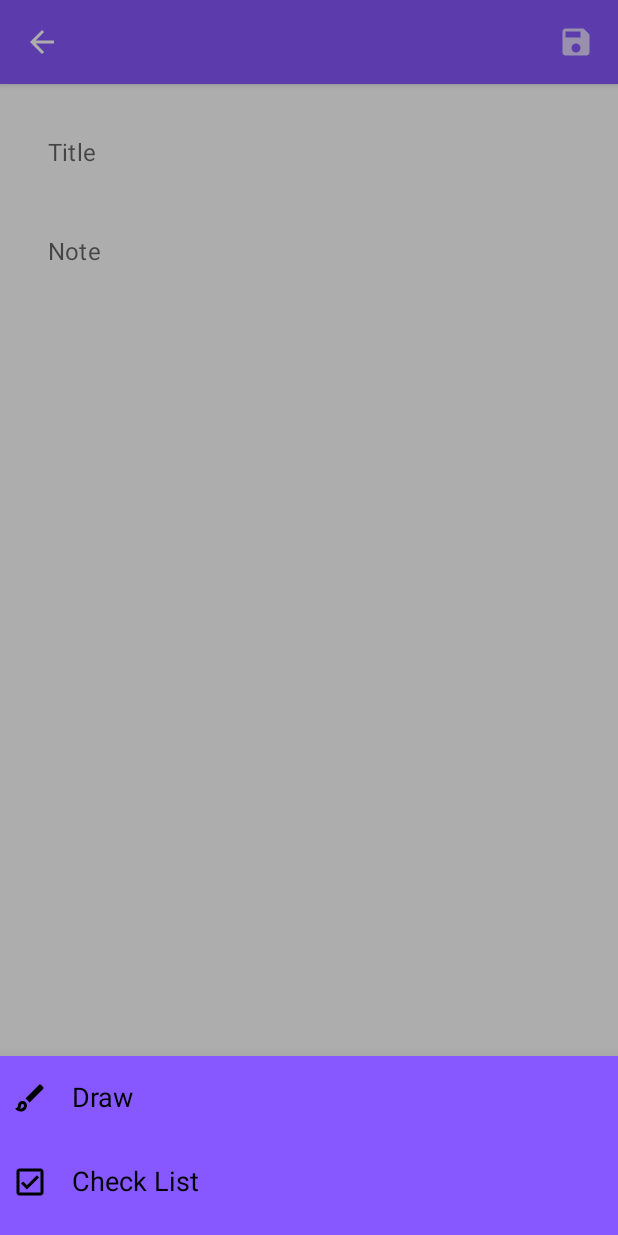
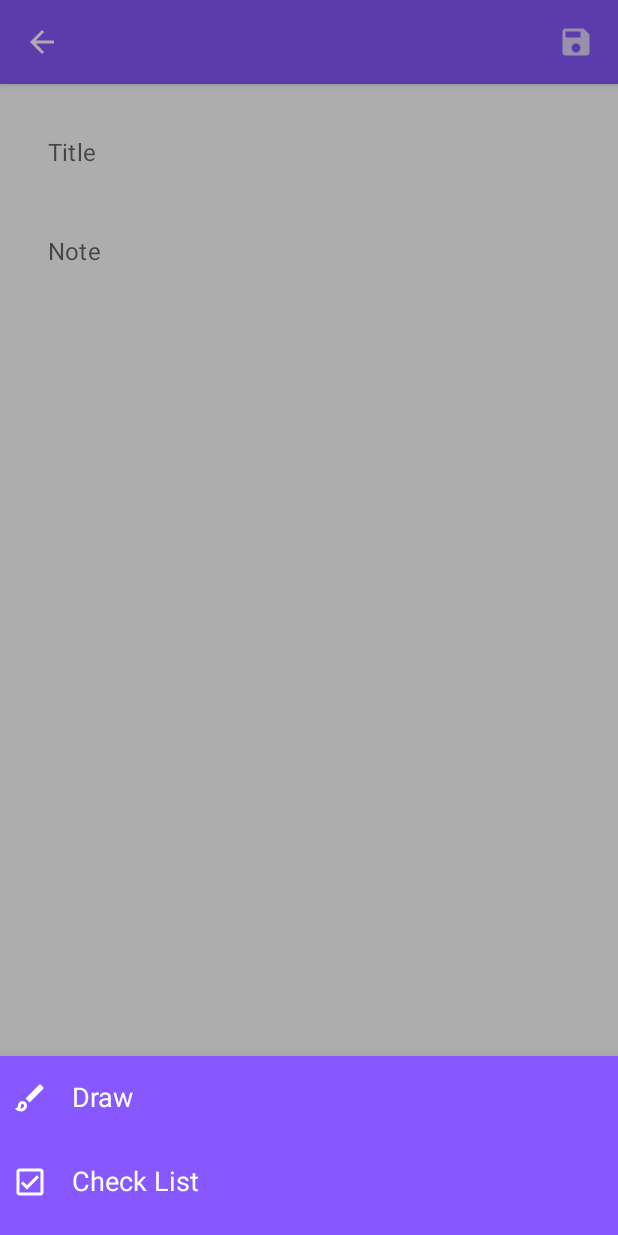
Before and after one commit to FranciscoMSP/NotesAPP, an Android app built with Jetpack Compose: the composable NoteDetailScreen called with empty values, after a tap on "Open Detail Menu", on a phone screen of 412 x 824 dp. Run offline under Robolectric (Android 15) with nearby library versions, the phone set to English and light mode, and no system bars; our stand-ins replace Dagger/Hilt's generated code.

Commit message:
- Eliminar desenhos quando as notas são eliminadas - Correção de bugs - Melhorias de design

```diff
--- a/app/src/main/java/com/fmspcoding/notesapp/core/Constants.kt
+++ b/app/src/main/java/com/fmspcoding/notesapp/core/Constants.kt
@@ -3,5 +3,5 @@ package com.fmspcoding.notesapp.core
 object Constants {
 
     const val PARAM_NOTE_ID = "noteId"
-    const val PARAM_DRAW_NAME = "drawName"
+    const val PARAM_NEW_NOTE_ID = "newNoteId"
 }
--- a/app/src/main/java/com/fmspcoding/notesapp/data/local/NoteDao.kt
+++ b/app/src/main/java/com/fmspcoding/notesapp/data/local/NoteDao.kt
@@ -13,7 +13,7 @@ interface NoteDao {
     suspend fun getNote(noteId: Int): Note
 
     @Insert(onConflict = OnConflictStrategy.REPLACE)
-    suspend fun insertNote(vararg note: Note)
+    suspend fun insertNote(vararg note: Note): List<Long>
 
     @Delete
     suspend fun deleteNote(note: Note)
--- a/app/src/main/java/com/fmspcoding/notesapp/data/repository/NoteRepositoryImpl.kt
+++ b/app/src/main/java/com/fmspcoding/notesapp/data/repository/NoteRepositoryImpl.kt
@@ -27,12 +27,12 @@ class NoteRepositoryImpl(
         }
     }
 
-    override fun insertNote(vararg note: Note): Flow<Resource<Unit>> = flow {
+    override fun insertNote(vararg note: Note): Flow<Resource<List<Long>>> = flow {
         emit(Resource.Loading())
 
         try {
-            dao.insertNote(*note)
-            emit(Resource.Success(Unit))
+            val listIds = dao.insertNote(*note)
+            emit(Resource.Success(listIds))
         } catch (e: Exception) {
             emit(Resource.Error(
                 message = "An error occurred."
--- a/app/src/main/java/com/fmspcoding/notesapp/domain/repository/NoteRepository.kt
+++ b/app/src/main/java/com/fmspcoding/notesapp/domain/repository/NoteRepository.kt
@@ -7,7 +7,7 @@ import kotlinx.coroutines.flow.Flow
 interface NoteRepository {
     fun getNotes(): Flow<List<Note>>
     fun getNote(noteId: Int): Flow<Resource<Note>>
-    fun insertNote(vararg note: Note): Flow<Resource<Unit>>
+    fun insertNote(vararg note: Note): Flow<Resource<List<Long>>>
     fun deleteNote(note: Note): Flow<Resource<Unit>>
     fun deleteNotes(idList: List<Int>): Flow<Resource<Unit>>
 }
--- a/app/src/main/java/com/fmspcoding/notesapp/domain/use_case/InsertNoteUseCase.kt
+++ b/app/src/main/java/com/fmspcoding/notesapp/domain/use_case/InsertNoteUseCase.kt
@@ -3,14 +3,13 @@ package com.fmspcoding.notesapp.domain.use_case
 import com.fmspcoding.notesapp.core.util.Resource
 import com.fmspcoding.notesapp.domain.model.Note
 import com.fmspcoding.notesapp.domain.repository.NoteRepository
-import com.google.gson.Gson
 import kotlinx.coroutines.flow.Flow
 import kotlinx.coroutines.flow.flow
 
 class InsertNoteUseCase(
     private val repository: NoteRepository
 ) {
-    operator fun invoke(vararg note: Note): Flow<Resource<Unit>> {
+    operator fun invoke(vararg note: Note): Flow<Resource<List<Long>>> {
 //        if(note.title.isEmpty() && note.description.isEmpty() && note.checkItems.isEmpty()) {
 //        }
         if(note.isEmpty()) {
--- a/app/src/main/java/com/fmspcoding/notesapp/presentation/note_detail/NoteDetailScreen.kt
+++ b/app/src/main/java/com/fmspcoding/notesapp/presentation/note_detail/NoteDetailScreen.kt
@@ -1,7 +1,7 @@
 package com.fmspcoding.notesapp.presentation.note_detail
 
 import androidx.activity.compose.BackHandler
-import androidx.compose.animation.*
+import androidx.compose.animation.AnimatedVisibility
 import androidx.compose.foundation.Image
 import androidx.compose.foundation.clickable
 import androidx.compose.foundation.layout.*
@@ -22,7 +22,6 @@ import androidx.compose.ui.Alignment
 import androidx.compose.ui.Modifier
 import androidx.compose.ui.graphics.Color
 import androidx.compose.ui.graphics.asImageBitmap
-import androidx.compose.ui.res.painterResource
 import androidx.compose.ui.res.stringResource
 import androidx.compose.ui.text.input.ImeAction
 import androidx.hilt.navigation.compose.hiltViewModel
@@ -39,14 +38,14 @@ import kotlinx.coroutines.launch
 @Composable
 fun NoteDetailScreen(
     navController: NavController,
-    drawNameFromStack: String,
+    newIdFromStack: Long,
     viewModel: NoteDetailViewModel = hiltViewModel()
 ) {
     val state = viewModel.state.value
     val scaffoldState = rememberScaffoldState()
     val sheetState = rememberModalBottomSheetState(
         initialValue = ModalBottomSheetValue.Hidden,
-        confirmStateChange = { it != ModalBottomSheetValue.HalfExpanded }
+        //confirmStateChange = { it != ModalBottomSheetValue.HalfExpanded }
     )
     val coroutineScope = rememberCoroutineScope()
 
@@ -54,6 +53,7 @@ fun NoteDetailScreen(
     val title by viewModel.title.collectAsState()
     val description by viewModel.description.collectAsState()
     val drawName by viewModel.drawName.collectAsState()
+    val currentNoteId by viewModel.currentNoteId.collectAsState()
 
     LaunchedEffect(key1 = true) {
         viewModel.eventFlow.collectLatest { event ->
@@ -74,16 +74,20 @@ fun NoteDetailScreen(
                     sheetState.show()
                 }
                 NoteDetailViewModel.UiEvent.GoToDrawScreen -> {
-                    navController.navigate(Screen.NoteDrawScreen.route + "/${viewModel.currentNoteId}")
+                    navController.navigate(Screen.NoteDrawScreen.route + "/${currentNoteId}")
                 }
             }
         }
     }
 
-    LaunchedEffect(key1 = drawNameFromStack) {
-        if(drawNameFromStack.isNotEmpty()) {
-            viewModel.loadDraw(drawNameFromStack, true)
-            viewModel.showDrawName(drawNameFromStack)
+    LaunchedEffect(key1 = newIdFromStack) {
+//        if(drawNameFromStack.isNotEmpty()) {
+//            viewModel.loadDraw(drawNameFromStack, true)
+//            //viewModel.showDrawName(drawNameFromStack)
+//        }
+        if (newIdFromStack > 0L) {
+            viewModel.setNewId(newIdFromStack.toInt())
+            viewModel.getNote(newIdFromStack.toInt())
         }
     }
 
@@ -96,10 +100,10 @@ fun NoteDetailScreen(
             NoteDetailOptionsBottomSheet(
                 detailOptions = viewModel.detailOptions,
                 detailClick = {
-                    viewModel.onEvent(NoteDetailEvent.DetailItemClick(it))
                     coroutineScope.launch {
                         sheetState.hide()
                     }
+                    viewModel.onEvent(NoteDetailEvent.DetailItemClick(it))
                 }
             )
         },
@@ -142,7 +146,7 @@ fun NoteDetailScreen(
                         )
                     }
                     Spacer(Modifier.width(MaterialTheme.spacing.medium))
-                    if (viewModel.currentNoteId > 0) {
+                    if (currentNoteId > 0) {
                         IconButton(onClick = { viewModel.onEvent(NoteDetailEvent.DeleteNote) }) {
                             Icon(
                                 Icons.Filled.Delete,
@@ -154,15 +158,21 @@ fun NoteDetailScreen(
             },
             scaffoldState = scaffoldState,
         ) {
-            Box(modifier = Modifier
+            Box(
+                modifier = Modifier
                     .fillMaxSize()
                     .padding(it)
             ) {
                 Column(
                     modifier = Modifier
                         .fillMaxSize()
+                        //.verticalScroll(rememberScrollState())
+                        .padding(MaterialTheme.spacing.medium)
+                ) {
+                    Column(
+                        modifier = Modifier
+                            .fillMaxWidth()
                             .verticalScroll(rememberScrollState())
-                        .padding(MaterialTheme.spacing.medium)
                     ) {
                         AnimatedVisibility(visible = drawName.isNotEmpty()) {
                             Image(
@@ -171,7 +181,6 @@ fun NoteDetailScreen(
                                 contentDescription = stringResource(R.string.draw)
                             )
                         }
-
 
                         TextField(
                             value = title,
@@ -195,9 +204,7 @@ fun NoteDetailScreen(
                         Spacer(modifier = Modifier.height(MaterialTheme.spacing.small))
 
                         AnimatedVisibility(
-                        visible = state.noteDetailMode == NoteDetailMode.Default,
-                        enter = fadeIn(),
-                        exit = fadeOut()
+                            visible = state.noteDetailMode != NoteDetailMode.CheckList,
                         ) {
                             TextField(
                                 value = description,
@@ -218,26 +225,25 @@ fun NoteDetailScreen(
                                 )
                             )
                         }
+                    }
 
                     AnimatedVisibility(
                         visible = state.noteDetailMode == NoteDetailMode.CheckList,
-                        enter = fadeIn() + slideInVertically(),
-                        exit = fadeOut() + slideOutVertically()
                     ) {
-                        LazyColumn(modifier = Modifier.fillMaxSize()) {
+                        LazyColumn(modifier = Modifier.fillMaxWidth()) {
                             itemsIndexed(items = viewModel.checkList) { index, item ->
                                 CheckItemNote(
                                     text = item.text,
-                                    onTextValueChange = {
+                                    onTextValueChange = { text ->
                                         viewModel.onEvent(
                                             NoteDetailEvent.EnteredItemListText(
-                                                it,
+                                                text,
                                                 index
                                             )
                                         )
                                     },
                                     checked = item.isChecked,
-                                    onChecked = {
+                                    onChecked = { it ->
                                         viewModel.onEvent(
                                             NoteDetailEvent.CheckedItem(
                                                 it,
@@ -245,7 +251,9 @@ fun NoteDetailScreen(
                                             )
                                         )
                                     },
-                                    onDelete = { viewModel.onEvent(NoteDetailEvent.DeleteItem(index)) })
+                                    onDelete = { viewModel.onEvent(NoteDetailEvent.DeleteItem(index)) },
+                                    onDone = { viewModel.onEvent(NoteDetailEvent.AddItemToList) }
+                                )
                             }
                             item {
                                 Row(modifier = Modifier
@@ -267,7 +275,6 @@ fun NoteDetailScreen(
                                 }
                             }
                         }
-
                     }
                 }
 
--- a/app/src/main/java/com/fmspcoding/notesapp/presentation/note_detail/components/NoteDetailOptionsBottomSheet.kt
+++ b/app/src/main/java/com/fmspcoding/notesapp/presentation/note_detail/components/NoteDetailOptionsBottomSheet.kt
@@ -45,13 +45,13 @@ fun NoteDetailOptionsBottomSheet(
                 Image(
                     painter = painterResource(id = item.resId),
                     contentDescription = UiText.StringResource(item.textResId, "").asString(),
-                    colorFilter = ColorFilter.tint(color = MaterialTheme.colors.onBackground)
+                    colorFilter = ColorFilter.tint(color = MaterialTheme.colors.background)
                 )
                 Spacer(modifier = modifier.width(MaterialTheme.spacing.medium))
                 Text(
                     text = UiText.StringResource(item.textResId, "").asString(),
                     style = MaterialTheme.typography.body1,
-                    color = MaterialTheme.colors.onBackground,
+                    color = MaterialTheme.colors.background,
                     fontSize = 18.sp
                 )
             }
--- a/app/src/main/res/values/strings.xml
+++ b/app/src/main/res/values/strings.xml
@@ -8,6 +8,9 @@
     <string name="could_not_delete_note">Couldn\'t delete note</string>
     <string name="undo">Undo</string>
     <string name="note">Note</string>
+
+    <!-- NoteListScreen -->
+    <string name="close_delete_menu">Close Delete Menu</string>
 
     <!-- NoteDetailScreen -->
     <string name="title">Title</string>
```
Also changed, not shown: app/src/main/java/com/fmspcoding/notesapp/presentation/MainActivity.kt (+8 -5 lines), app/src/main/java/com/fmspcoding/notesapp/presentation/note_detail/NoteDetailViewModel.kt (+21 -15 lines), app/src/main/java/com/fmspcoding/notesapp/presentation/note_detail/components/CheckItemNote.kt (+6 -1 lines), app/src/main/java/com/fmspcoding/notesapp/presentation/note_draw_canvas/NoteDrawScreen.kt (+37 -11 lines), app/src/main/java/com/fmspcoding/notesapp/presentation/note_draw_canvas/NoteDrawViewModel.kt (+24 -8 lines), app/src/main/java/com/fmspcoding/notesapp/presentation/note_list/NoteListScreen.kt (+19 -22 lines), app/src/main/java/com/fmspcoding/notesapp/presentation/note_list/NoteListViewModel.kt (+23 -12 lines). Lines whose indentation alone changed are shown as unchanged.
